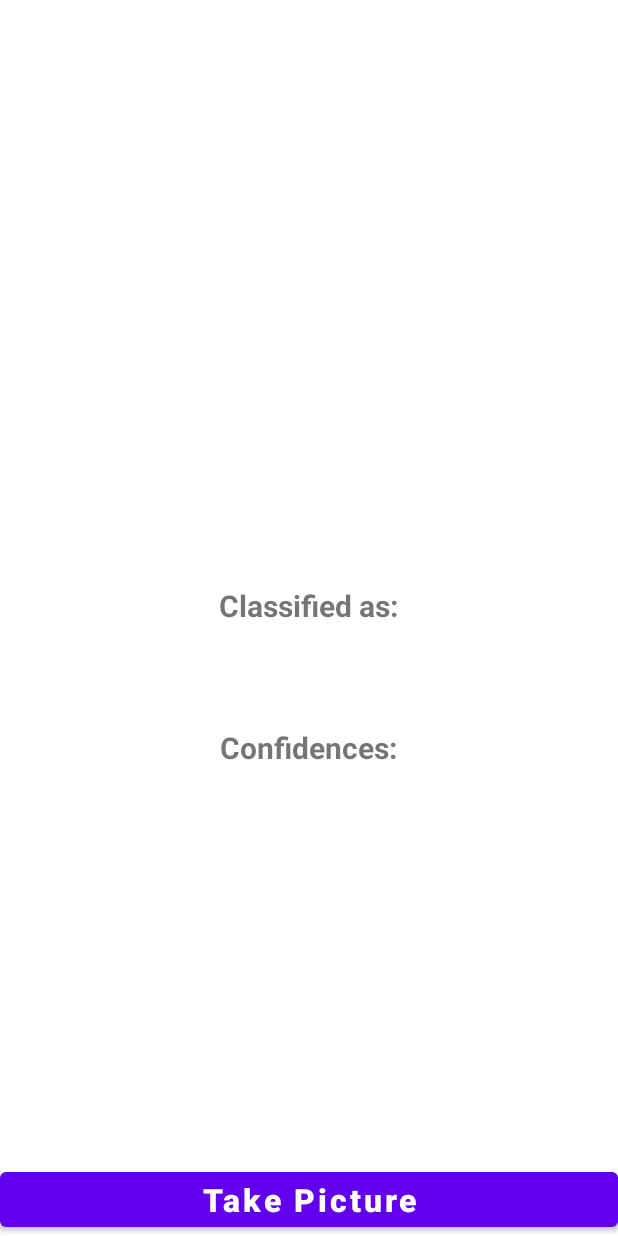
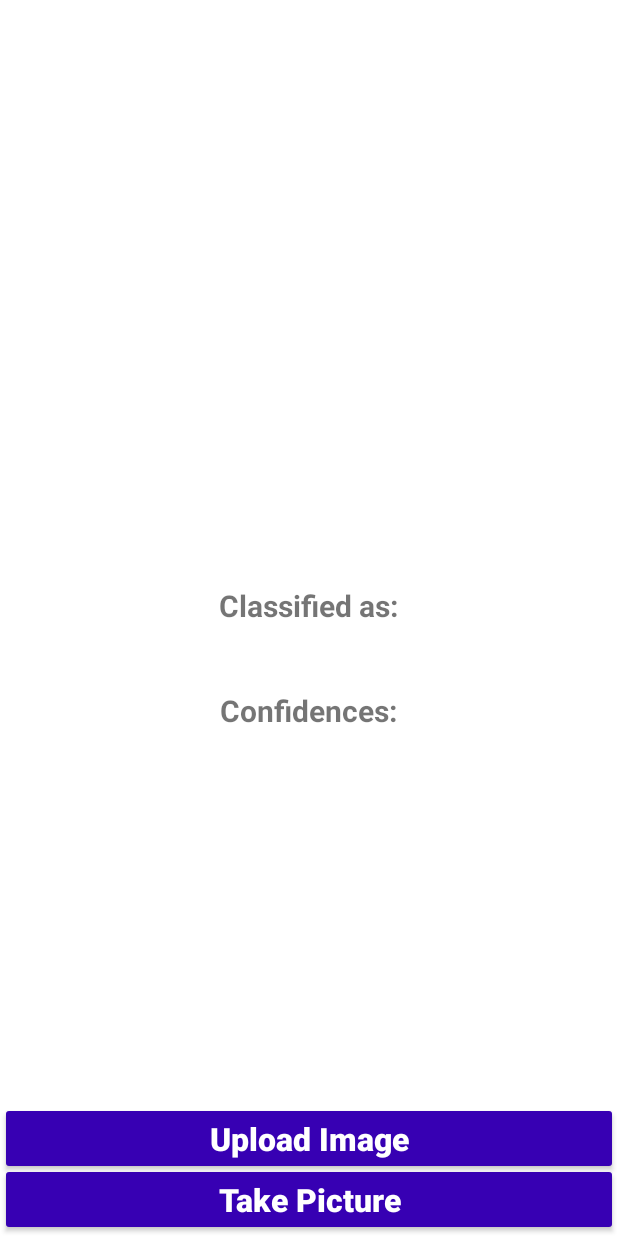
Before and after one commit to Easha49/SignDigit_v2, an Android app: the ModelActivity screen opened directly, with no data from a screen before it, on a phone screen of 412 x 824 dp. Run offline under Robolectric (Android 15) with nearby library versions, the phone set to English and light mode, and no system bars; libraries missing offline, so code that uses them is left out: org.tensorflow.lite.

Commit message:
Rating,Model

```diff
--- a/app/src/main/java/com/example/youtubeactivity/ModelActivity.java
+++ b/app/src/main/java/com/example/youtubeactivity/ModelActivity.java
@@ -5,6 +5,7 @@
 import android.content.pm.PackageManager;
 import android.graphics.Bitmap;
 import android.media.ThumbnailUtils;
+import android.net.Uri;
 import android.os.Bundle;
 import android.provider.MediaStore;
 import android.view.View;
@@ -30,7 +31,7 @@
 
     TextView result, confidence;
     ImageView imageView;
-    Button picture;
+    Button picture,upload;
     int imageSize = 224;
 
     @Override
@@ -45,6 +46,25 @@
         confidence = findViewById(R.id.confidence);
         imageView = findViewById(R.id.imageView);
         picture = findViewById(R.id.buttonCapture);
+        upload=findViewById (R.id.buttonUpload);
+
+        /*upload.setOnClickListener (new View.OnClickListener () {
+            @Override
+            public void onClick(View v) {
+                Intent intent=new Intent (Intent.ACTION_PICK,MediaStore.Images.Media.EXTERNAL_CONTENT_URI);
+                startActivityForResult (intent,3);
+            }
+        });*/
+        upload.setOnClickListener(new View.OnClickListener() {
+            @Override
+            public void onClick(View view) {
+                Intent intent = new Intent();
+                intent.setAction(Intent.ACTION_GET_CONTENT);
+                intent.setType("image/*");
+                startActivityForResult(intent, 10);
+            }
+        });
+
 
         picture.setOnClickListener(new View.OnClickListener() {
             @Override
@@ -124,6 +144,22 @@
             image=Bitmap.createScaledBitmap (image,imageSize,imageSize,false);
             classifyImage(image);
         }
+        else if(requestCode==10){
+            if(data!=null){
+                Uri uri = data.getData();
+                try {
+                    Bitmap image = MediaStore.Images.Media.getBitmap(this.getContentResolver(), uri);
+                    int dimension = Math.min(image.getWidth(),image.getHeight()) ;
+                    image = ThumbnailUtils.extractThumbnail(image,dimension,dimension) ;
+                    imageView.setImageBitmap(image);
+                    image = Bitmap.createScaledBitmap(image , imageSize , imageSize , false  ) ;
+                    classifyImage(image) ;
+
+                } catch (IOException e) {
+                    e.printStackTrace();
+                }
+            }
+        }
         super.onActivityResult(requestCode, resultCode, data);
     }
 }
--- a/app/src/main/res/layout/activity_model.xml
+++ b/app/src/main/res/layout/activity_model.xml
@@ -6,27 +6,35 @@
 android:layout_height="match_parent"
 tools:context=".ModelActivity">
 
-    <Button
+    <androidx.appcompat.widget.AppCompatButton
         android:id="@+id/buttonCapture"
         android:layout_width="match_parent"
         android:layout_height="wrap_content"
         android:layout_alignParentBottom="true"
         android:layout_centerInParent="true"
+        android:backgroundTint="@color/purple_700"
         android:text="Take Picture"
+        android:textStyle="bold"
         android:textAllCaps="false"
+        android:textColor="#FFFFFF"
+        android:textSize="21sp" />
+
+
+    <androidx.appcompat.widget.AppCompatButton
+        android:id="@+id/buttonUpload"
+        android:layout_width="match_parent"
+        android:layout_height="wrap_content"
+        android:layout_above="@+id/buttonCapture"
+        android:layout_centerVertical="true"
+        android:layout_marginBottom="-8dp"
+        android:backgroundTint="@color/purple_700"
+        android:text="Upload Image"
+        android:textAllCaps="false"
+        android:textColor="#FFFFFF"
         android:textSize="21sp"
         android:textStyle="bold" />
-<!--    <Button-->
-<!--        android:id="@+id/buttonUpload"-->
-<!--        android:layout_width="match_parent"-->
-<!--        android:layout_height="wrap_content"-->
-<!--        android:layout_alignParentBottom="true"-->
-<!--        android:layout_centerInParent="true"-->
-<!--        android:text="Upload Image"-->
-<!--        android:textAllCaps="false"-->
-<!--        android:textSize="21sp"-->
-<!--        android:textStyle="bold" />-->
-<ImageView
+
+    <ImageView
     android:layout_width="370sp"
     android:layout_height="370sp"
     android:layout_centerHorizontal="true"
@@ -64,7 +72,7 @@
     android:textSize="20sp"
     android:layout_centerHorizontal="true"
     android:layout_below="@+id/result"
-    android:layout_marginTop="30sp"
+    android:layout_marginTop="5sp"
     />
 <TextView
     android:layout_width="wrap_content"
```
